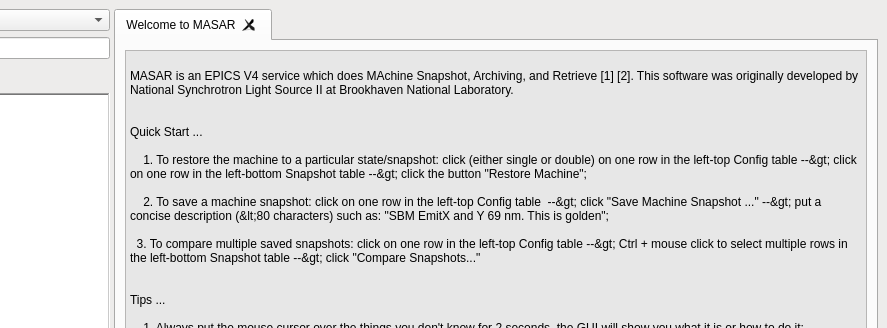
The window that python/masarclient/ui/ui_masar.ui (NSLS-II/masarUI) describes before a commit, drawn with Qt 5; both pictures show x 280 to 1167 and y 0 to 328 of the 1167 by 979 pixel window.
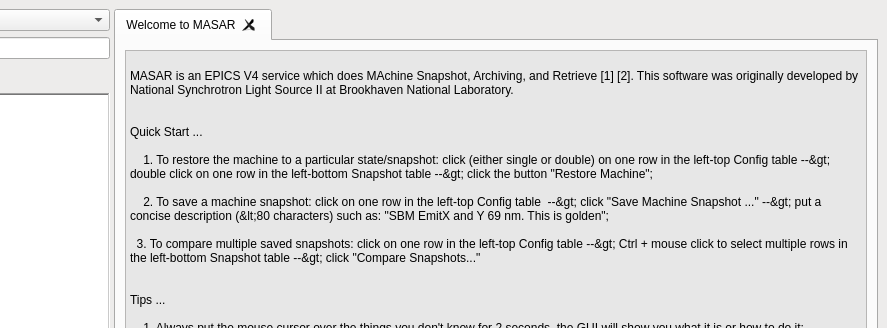
The same window after the commit. Icons and pictures are not drawn.

Commit message: tried to add .DESC field in the snapshot; fixed typo

```diff
--- a/python/masarclient/ui/ui_masar.ui
+++ b/python/masarclient/ui/ui_masar.ui
@@ -523,7 +523,7 @@
 
 Quick Start ...
 
-    1. To restore the machine to a particular state/snapshot: click (either single or double) on one row in the left-top Config table --&gt; click on one row in the left-bottom Snapshot table --&gt; click the button &quot;Restore Machine&quot;;
+    1. To restore the machine to a particular state/snapshot: click (either single or double) on one row in the left-top Config table --&gt; double click on one row in the left-bottom Snapshot table --&gt; click the button &quot;Restore Machine&quot;;
     
     2. To save a machine snapshot: click on one row in the left-top Config table  --&gt; click &quot;Save Machine Snapshot ...&quot; --&gt; put a concise description (&lt;80 characters) such as: &quot;SBM EmitX and Y 69 nm. This is golden&quot;;
 
```
Left out of the diff: 2 changed lines with no effect on the pictures. The commit also changes 2 other files.
